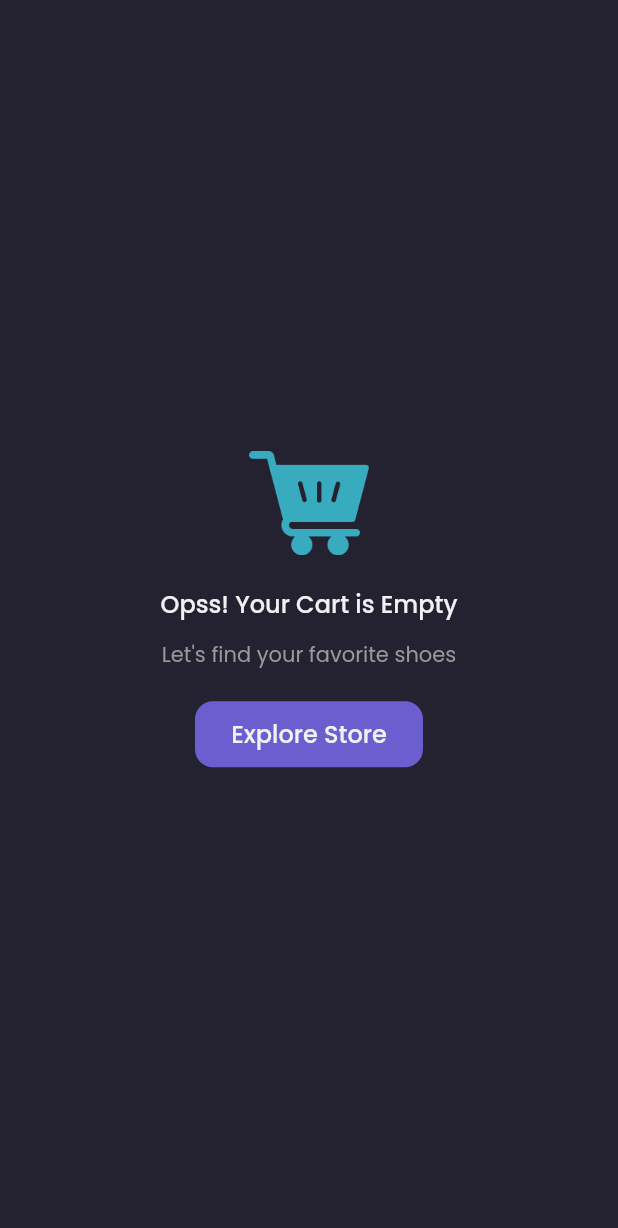
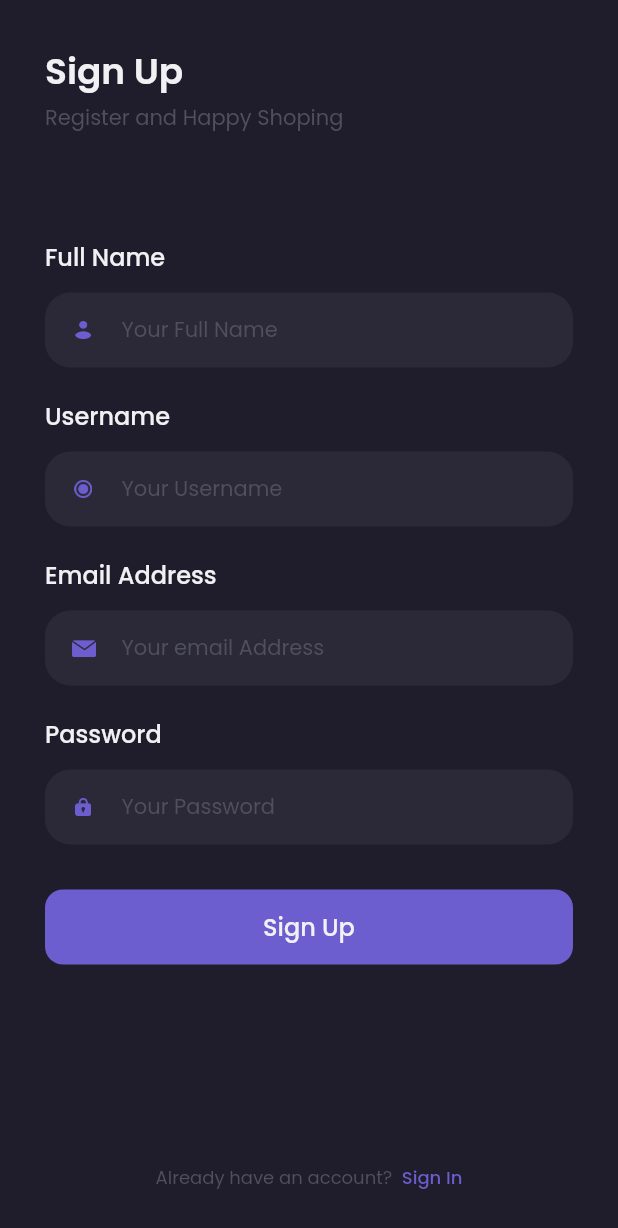
Before and after one commit to tirta-raa/sepatu, a Flutter app: the screen it shows after launch, on a phone screen of 412 x 824 dp. Shown: the top 1228 px of the screen. Run offline on Flutter 3.47's test engine with Material 2 defaults, Android fonts, the phone set to English and light mode, and no system bars; our stand-ins replace get, google_fonts.

Commit message:
fetch sign pages

```diff
--- a/lib/main.dart
+++ b/lib/main.dart
@@ -1,6 +1,7 @@
 // ignore_for_file: prefer_const_constructors
 
 import 'package:flutter/material.dart';
+import 'package:get/get.dart';
 import 'package:sepatu/ui/pages/pages.dart';
 
 void main() {
@@ -12,9 +13,9 @@ class MyApp extends StatelessWidget {
 
   @override
   Widget build(BuildContext context) {
-    return MaterialApp(
+    return GetMaterialApp(
       debugShowCheckedModeBanner: false,
-      home: CartIlustrationPage(),
+      home: SignUpPage(),
     );
   }
 }
--- a/lib/ui/pages/pages.dart
+++ b/lib/ui/pages/pages.dart
@@ -1,4 +1,7 @@
+import 'dart:async';
+
 import 'package:flutter/material.dart';
+import 'package:get/get.dart';
 import 'package:sepatu/shared/shared.dart';
 import 'package:sepatu/ui/widgets/widgets.dart';
 
@@ -7,3 +10,7 @@ part 'ilustration_pages/checkout_ilustration_page.dart';
 part 'ilustration_pages/favorit_ilustration_page.dart';
 part 'ilustration_pages/chart_ilustration_page.dart';
 part 'ilustration_pages/message_support_ilustration_page.dart';
+part 'splash_screen_page.dart.dart';
+part 'sign_pages/sign_in_page.dart';
+part 'sign_pages/sign_page.dart';
+part 'sign_pages/sign_up_page.dart';
--- /dev/null
+++ b/lib/ui/pages/sign_pages/sign_in_page.dart
@@ -0,0 +1,54 @@
+part of '../pages.dart';
+
+class SignInPage extends StatefulWidget {
+  const SignInPage({Key? key}) : super(key: key);
+
+  @override
+  _SignInPageState createState() => _SignInPageState();
+}
+
+class _SignInPageState extends State<SignInPage> {
+  final TextEditingController emailController = TextEditingController(text: '');
+  final TextEditingController passwordController =
+      TextEditingController(text: '');
+
+  @override
+  Widget build(BuildContext context) {
+    return Stack(
+      children: [
+        SignPage(
+          title: 'Login',
+          description: 'Sign In to Continue',
+          body: Column(
+            children: [
+              CusttomTextField(
+                title: 'Email Address',
+                imageAsset: 'assets/ic_email.png',
+                hintText: 'Your email Address',
+                controller: emailController,
+              ),
+              CusttomTextField(
+                margin: const EdgeInsets.only(bottom: 30),
+                obscureText: true,
+                title: 'Password',
+                imageAsset: 'assets/ic_lock.png',
+                hintText: 'Your Password',
+                controller: passwordController,
+              ),
+              CusttomButton(
+                onPressed: () {},
+                text: 'Sign In',
+                textStyle: whiteTextStyle2,
+              ),
+            ],
+          ),
+        ),
+        CusttomTextButton(
+          textLeft: "Don't have an account?  ",
+          textRight: 'Sign Up',
+          textButtonOnTap: () {},
+        ),
+      ],
+    );
+  }
+}
--- /dev/null
+++ b/lib/ui/pages/sign_pages/sign_page.dart
@@ -0,0 +1,53 @@
+part of '../pages.dart';
+
+class SignPage extends StatelessWidget {
+  final String title;
+  final String description;
+  final Widget body;
+
+  const SignPage({
+    Key? key,
+    required this.title,
+    required this.description,
+    required this.body,
+  }) : super(key: key);
+
+  @override
+  Widget build(BuildContext context) {
+    return Scaffold(
+      backgroundColor: bgColor1,
+      body: SafeArea(
+        child: ListView(
+          children: [
+            Container(
+              margin: const EdgeInsets.fromLTRB(
+                  defaultMargin, defaultMargin, defaultMargin, 0),
+              child: Column(
+                crossAxisAlignment: CrossAxisAlignment.start,
+                children: [
+                  Text(
+                    title,
+                    style: whiteTextStyle1,
+                  ),
+                  const SizedBox(
+                    height: 2,
+                  ),
+                  Container(
+                    margin: const EdgeInsets.only(bottom: 70),
+                    child: Text(
+                      description,
+                      style: greyTextStyle.copyWith(
+                        color: const Color(0xFF504F5E),
+                      ),
+                    ),
+                  ),
+                  body,
+                ],
+              ),
+            ),
+          ],
+        ),
+      ),
+    );
+  }
+}
--- /dev/null
+++ b/lib/ui/pages/sign_pages/sign_up_page.dart
@@ -0,0 +1,73 @@
+part of '../pages.dart';
+
+class SignUpPage extends StatefulWidget {
+  const SignUpPage({Key? key}) : super(key: key);
+
+  @override
+  _SignUpPageState createState() => _SignUpPageState();
+}
+
+class _SignUpPageState extends State<SignUpPage> {
+  final TextEditingController fullNameController =
+      TextEditingController(text: '');
+
+  final TextEditingController userNameController =
+      TextEditingController(text: '');
+
+  final TextEditingController emailController = TextEditingController(text: '');
+
+  final TextEditingController passwordController =
+      TextEditingController(text: '');
+
+  @override
+  Widget build(BuildContext context) {
+    return Stack(
+      children: [
+        SignPage(
+          title: 'Sign Up',
+          description: 'Register and Happy Shoping',
+          body: Column(
+            children: [
+              CusttomTextField(
+                title: 'Full Name',
+                imageAsset: 'assets/ic_user.png',
+                hintText: 'Your Full Name',
+                controller: fullNameController,
+              ),
+              CusttomTextField(
+                title: 'Username',
+                imageAsset: 'assets/ic_circle.png',
+                hintText: 'Your Username',
+                controller: userNameController,
+              ),
+              CusttomTextField(
+                title: 'Email Address',
+                imageAsset: 'assets/ic_email.png',
+                hintText: 'Your email Address',
+                controller: emailController,
+              ),
+              CusttomTextField(
+                margin: const EdgeInsets.only(bottom: 30),
+                obscureText: true,
+                title: 'Password',
+                imageAsset: 'assets/ic_lock.png',
+                hintText: 'Your Password',
+                controller: passwordController,
+              ),
+              CusttomButton(
+                onPressed: () {},
+                text: 'Sign Up',
+                textStyle: whiteTextStyle2,
+              ),
+            ],
+          ),
+        ),
+        CusttomTextButton(
+          textLeft: "Already have an account?  ",
+          textRight: 'Sign In',
+          textButtonOnTap: () {},
+        ),
+      ],
+    );
+  }
+}
--- /dev/null
+++ b/lib/ui/pages/splash_screen_page.dart.dart
@@ -0,0 +1,23 @@
+part of 'pages.dart';
+
+class SplashScreenPage extends StatelessWidget {
+  const SplashScreenPage({Key? key}) : super(key: key);
+
+  @override
+  Widget build(BuildContext context) {
+    Timer(const Duration(seconds: 3), () {
+      Get.to(const SignInPage());
+    });
+
+    return Scaffold(
+      backgroundColor: bgColor1,
+      body: Center(
+        child: Image.asset(
+          'assets/logo.png',
+          width: 130,
+          height: 150,
+        ),
+      ),
+    );
+  }
+}
--- /dev/null
+++ b/lib/ui/widgets/custtom_text_button.dart
@@ -0,0 +1,48 @@
+part of 'widgets.dart';
+
+class CusttomTextButton extends StatelessWidget {
+  final Function()? textButtonOnTap;
+  final String textLeft;
+  final String textRight;
+  const CusttomTextButton({
+    Key? key,
+    this.textButtonOnTap,
+    this.textLeft = '',
+    this.textRight = '',
+  }) : super(key: key);
+
+  @override
+  Widget build(BuildContext context) {
+    return Padding(
+      padding: const EdgeInsets.only(bottom: 30),
+      child: Align(
+        alignment: Alignment.bottomCenter,
+        child: Row(
+          mainAxisAlignment: MainAxisAlignment.center,
+          children: [
+            Text(
+              textLeft,
+              style: greyTextStyle.copyWith(
+                color: const Color(0xFF504F5E),
+                decoration: TextDecoration.none,
+                fontSize: 12,
+              ),
+            ),
+            GestureDetector(
+              onTap: textButtonOnTap ?? () {},
+              child: Text(
+                textRight,
+                style: greyTextStyle.copyWith(
+                  color: primaryColor,
+                  decoration: TextDecoration.none,
+                  fontSize: 12,
+                  fontWeight: FontWeight.w500,
+                ),
+              ),
+            ),
+          ],
+        ),
+      ),
+    );
+  }
+}
--- /dev/null
+++ b/lib/ui/widgets/custtom_textfield.dart
@@ -0,0 +1,78 @@
+part of 'widgets.dart';
+
+class CusttomTextField extends StatelessWidget {
+  final String imageAsset;
+  final String title;
+  final String hintText;
+  final TextEditingController controller;
+  final bool obscureText;
+  final EdgeInsets margin;
+
+  const CusttomTextField({
+    Key? key,
+    required this.imageAsset,
+    required this.title,
+    required this.hintText,
+    required this.controller,
+    this.obscureText = false,
+    this.margin = const EdgeInsets.only(bottom: 20),
+  }) : super(key: key);
+
+  @override
+  Widget build(BuildContext context) {
+    return Column(
+      crossAxisAlignment: CrossAxisAlignment.start,
+      children: [
+        Container(
+          margin: const EdgeInsets.only(bottom: 12),
+          child: Text(
+            title,
+            style: whiteTextStyle2,
+          ),
+        ),
+        Container(
+          margin: margin,
+          width: double.infinity,
+          height: 50,
+          child: TextFormField(
+            controller: controller,
+            obscureText: obscureText,
+            style: whiteTextStyle2.copyWith(fontSize: 14),
+            decoration: InputDecoration(
+              contentPadding: EdgeInsets.zero,
+              hintText: hintText,
+              hintStyle: greyTextStyle.copyWith(
+                color: const Color(0xFF504F5E),
+              ),
+              prefixIcon: Padding(
+                padding: const EdgeInsets.symmetric(
+                  horizontal: 17,
+                  vertical: 19,
+                ),
+                child: Image.asset(
+                  imageAsset,
+                  width: 17,
+                  height: 12,
+                ),
+              ),
+              filled: true,
+              fillColor: bgColor2,
+              enabledBorder: OutlineInputBorder(
+                borderRadius: BorderRadius.circular(17),
+                borderSide: const BorderSide(
+                  color: Colors.transparent,
+                ),
+              ),
+              focusedBorder: OutlineInputBorder(
+                borderRadius: BorderRadius.circular(17),
+                borderSide: const BorderSide(
+                  color: Colors.transparent,
+                ),
+              ),
+            ),
+          ),
+        ),
+      ],
+    );
+  }
+}
--- a/lib/ui/widgets/widgets.dart
+++ b/lib/ui/widgets/widgets.dart
@@ -1,5 +1,6 @@
 import 'package:flutter/material.dart';
-import 'package:google_fonts/google_fonts.dart';
 import 'package:sepatu/shared/shared.dart';
 
 part 'custtom_button.dart';
+part 'custtom_textfield.dart';
+part 'custtom_text_button.dart';
--- a/pubspec.yaml
+++ b/pubspec.yaml
@@ -32,6 +32,7 @@ dependencies:
   flutter:
     sdk: flutter
   flutter_bloc: ^7.3.1
+  get: ^4.3.8
   google_fonts: ^2.1.0
   http: ^0.13.4
   image_picker: ^0.8.4+4
```
Also changed, not shown: assets/ic_user.png (added), pubspec.lock.
